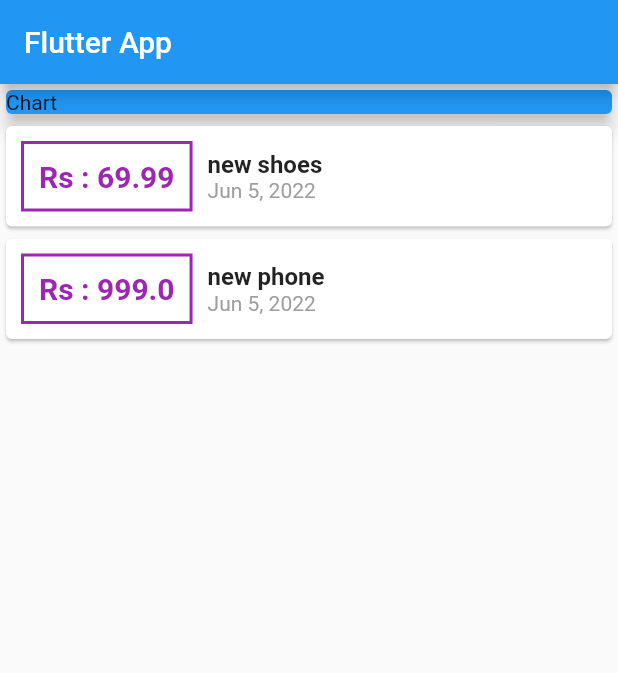
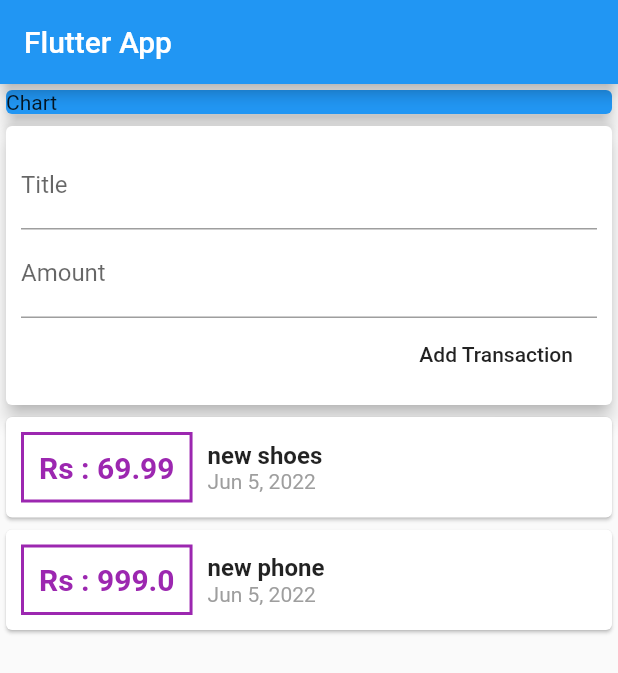
Before and after one commit to pamodaravihansa/Personal_Expenses_App, a Flutter app: the screen it shows after launch, on a phone screen of 412 x 824 dp. Shown: the top 673 px of the screen. Run offline on Flutter 3.47's test engine with Material 2 defaults, Android fonts, the phone set to English and light mode, and no system bars.

Commit message:
Add user input

```diff
--- a/lib/main.dart
+++ b/lib/main.dart
@@ -54,13 +54,31 @@ class MyHomePage extends StatelessWidget {
               elevation: 5,
             ),
           ),
+          Card(
+            elevation: 5,
+            child: Container(
+              margin: EdgeInsets.all(10),
+              child: (Column(
+                crossAxisAlignment: CrossAxisAlignment.end,
+                children: [
+                  TextField(decoration: InputDecoration(labelText: 'Title')),
+                  TextField(
+                    decoration: InputDecoration(labelText: 'Amount'),
+                  ),
+                  FlatButton(onPressed: () {}, child: Text('Add Transaction')),
+                ],
+              )),
+            ),
+          ),
           Column(
+              crossAxisAlignment: CrossAxisAlignment.stretch,
               children: transactions.map((tx) {
                 return Card(
                   child: Row(
                     children: [
                       Container(
-                    margin: EdgeInsets.symmetric(vertical: 10, horizontal: 10),
+                        margin:
+                            EdgeInsets.symmetric(vertical: 10, horizontal: 10),
                         child: Text(
                           'Rs : ${tx.amount}'.toString(),
                           style: TextStyle(
```
Lines whose indentation alone changed are shown as unchanged.
